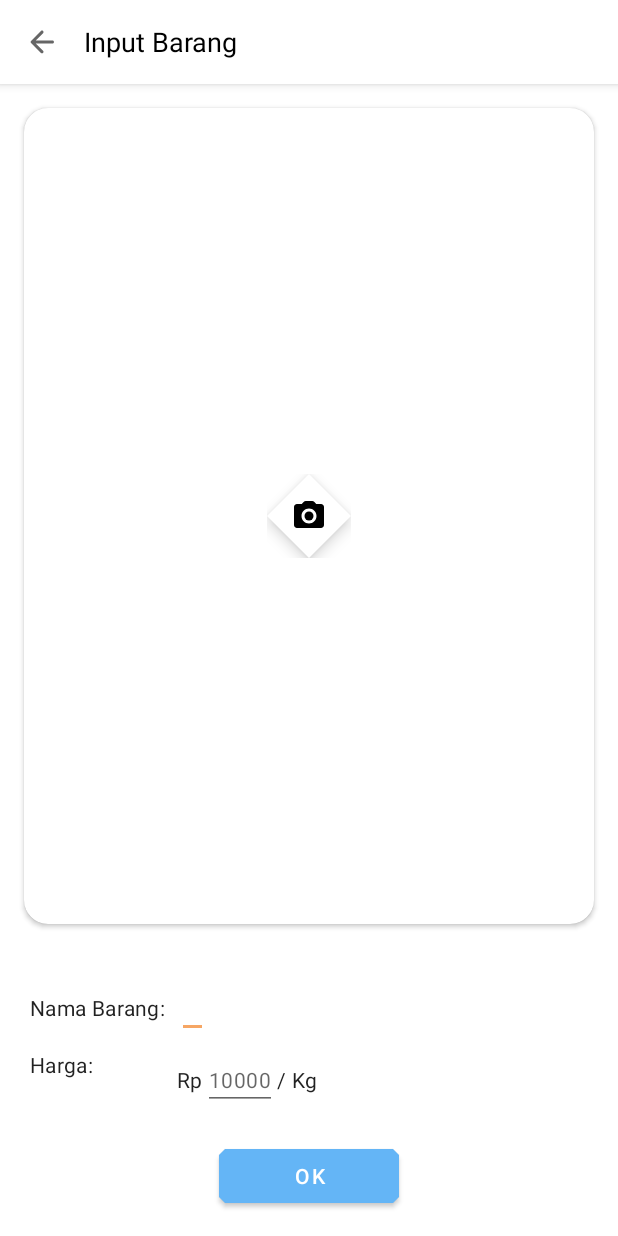
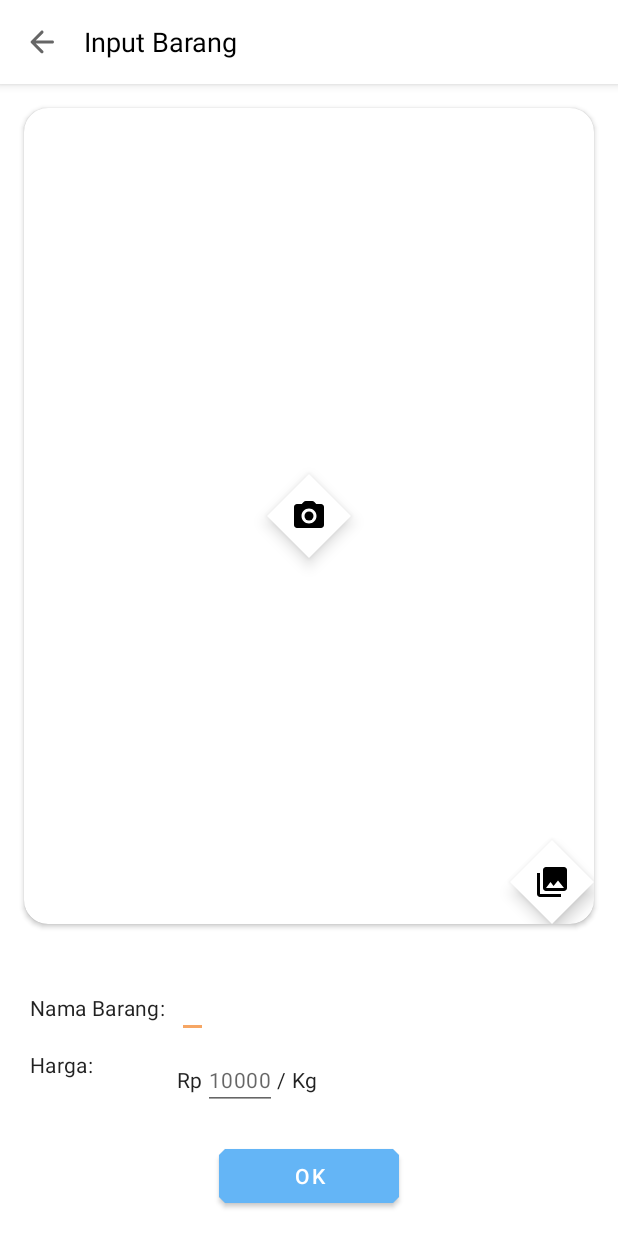
Before and after one commit to abdulmuhg/PasarIkan, an Android app: the MainActivity screen opened directly, with no data from a screen before it, on a phone screen of 412 x 824 dp. Run offline under Robolectric (Android 15) with nearby library versions, the light colour scheme and no system bars.

Commit message:
extract string resource

```diff
--- /dev/null
+++ b/app/src/main/res/drawable/ic_round_photo_library_24.xml
@@ -0,0 +1,5 @@
+<vector android:height="24dp" android:tint="#878787"
+    android:viewportHeight="24" android:viewportWidth="24"
+    android:width="24dp" xmlns:android="http://schemas.android.com/apk/res/android">
+    <path android:fillColor="@android:color/white" android:pathData="M22,16L22,4c0,-1.1 -0.9,-2 -2,-2L8,2c-1.1,0 -2,0.9 -2,2v12c0,1.1 0.9,2 2,2h12c1.1,0 2,-0.9 2,-2zM11.4,12.53l1.63,2.18 2.58,-3.22c0.2,-0.25 0.58,-0.25 0.78,0l2.96,3.7c0.26,0.33 0.03,0.81 -0.39,0.81L9,16c-0.41,0 -0.65,-0.47 -0.4,-0.8l2,-2.67c0.2,-0.26 0.6,-0.26 0.8,0zM2,7v13c0,1.1 0.9,2 2,2h13c0.55,0 1,-0.45 1,-1s-0.45,-1 -1,-1L5,20c-0.55,0 -1,-0.45 -1,-1L4,7c0,-0.55 -0.45,-1 -1,-1s-1,0.45 -1,1z"/>
+</vector>
--- a/app/src/main/res/layout/activity_about.xml
+++ b/app/src/main/res/layout/activity_about.xml
@@ -16,7 +16,7 @@
             android:layout_width="match_parent"
             android:layout_height="match_parent"
             app:contentInsetStartWithNavigation="0dp"
-            app:navigationIcon="@drawable/ic_round_arrow_back_24_white">
+            app:navigationIcon="@drawable/ic_round_arrow_back_24_black">
 
             <LinearLayout
                 android:layout_width="match_parent"
@@ -29,8 +29,7 @@
                     android:layout_width="wrap_content"
                     android:layout_height="wrap_content"
                     android:text="@string/prompt_about"
-                    android:textAppearance="@style/TextAppearance.MaterialComponents.Headline6"
-                    android:textColor="?android:attr/textColorPrimaryInverse" />
+                    android:textAppearance="@style/TextAppearance.MaterialComponents.Headline6" />
 
             </LinearLayout>
 
--- a/app/src/main/res/layout/activity_home.xml
+++ b/app/src/main/res/layout/activity_home.xml
@@ -57,12 +57,11 @@
             android:id="@+id/floatingActionButton"
             android:layout_width="wrap_content"
             android:layout_height="wrap_content"
+            android:layout_margin="16dp"
+            app:backgroundTint="#FFFFFF"
+            app:layout_constraintBottom_toBottomOf="parent"
             app:layout_constraintEnd_toEndOf="parent"
-            app:layout_constraintBottom_toBottomOf="parent"
-            android:layout_margin="16dp"
-            android:clickable="true"
-            app:srcCompat="@drawable/ic_round_add_24"
-            android:focusable="true" />
+            app:srcCompat="@drawable/ic_round_add_24" />
 
         <androidx.recyclerview.widget.RecyclerView
             android:id="@+id/rv_fish_item"
@@ -70,8 +69,10 @@
             android:layout_height="wrap_content"
             app:layout_constraintBottom_toBottomOf="parent"
             app:layout_constraintEnd_toEndOf="parent"
+            app:layout_constraintHorizontal_bias="0.0"
             app:layout_constraintStart_toStartOf="parent"
             app:layout_constraintTop_toTopOf="parent"
+            app:layout_constraintVertical_bias="0.0"
             tools:listitem="@layout/item_fish_list" />
     </androidx.constraintlayout.widget.ConstraintLayout>
 </LinearLayout>
--- a/app/src/main/res/layout/activity_still_image.xml
+++ b/app/src/main/res/layout/activity_still_image.xml
@@ -22,31 +22,13 @@
             <TextView
                 android:layout_width="wrap_content"
                 android:layout_height="wrap_content"
-                android:text="Input Barang"
+                android:text="@string/item_input_title"
                 android:textColor="@android:color/primary_text_light"
                 android:textSize="18sp" />
 
         </com.google.android.material.appbar.MaterialToolbar>
 
     </com.google.android.material.appbar.AppBarLayout>
-
-    <LinearLayout
-        android:id="@+id/header"
-        android:layout_width="match_parent"
-        android:layout_height="wrap_content"
-        android:background="@color/primaryColor"
-        android:gravity="center_horizontal"
-        android:orientation="horizontal"
-        android:visibility="gone">
-
-        <ImageButton
-            android:id="@+id/photo_library_button"
-            android:layout_width="wrap_content"
-            android:layout_height="wrap_content"
-            android:layout_margin="10dp"
-            android:background="@drawable/ic_photo_library" />
-
-    </LinearLayout>
 
     <androidx.cardview.widget.CardView
         android:layout_width="match_parent"
@@ -71,13 +53,25 @@
 
             <com.google.android.material.floatingactionbutton.FloatingActionButton
                 android:id="@+id/photo_camera_button"
-                style="@style/Widget.MaterialComponents.FloatingActionButton"
                 android:layout_width="wrap_content"
                 android:layout_height="wrap_content"
                 android:layout_centerInParent="true"
                 android:layout_gravity="center"
                 android:foregroundGravity="center"
                 android:src="@drawable/ic_round_photo_camera_24"
+                app:backgroundTint="#FFFFFF"
+                app:borderWidth="0dp"
+                app:rippleColor="#FFFFFF" />
+
+            <com.google.android.material.floatingactionbutton.FloatingActionButton
+                android:id="@+id/photo_library_button"
+                android:layout_width="wrap_content"
+                android:layout_height="wrap_content"
+                android:layout_alignParentEnd="true"
+                android:layout_alignParentBottom="true"
+                android:foregroundGravity="center"
+                android:src="@drawable/ic_photo_library"
+                android:layout_margin="16dp"
                 app:backgroundTint="#FFFFFF"
                 app:borderWidth="0dp"
                 app:rippleColor="#FFFFFF" />
@@ -96,7 +90,7 @@
         <TextView
             android:layout_width="wrap_content"
             android:layout_height="wrap_content"
-            android:text="Nama Barang:"
+            android:text="@string/item_name_colon"
             android:textAppearance="@style/TextAppearance.MaterialComponents.Body2" />
 
         <EditText
@@ -105,12 +99,13 @@
             android:layout_height="wrap_content"
             android:inputType="text"
             android:textAppearance="@style/TextAppearance.MaterialComponents.Body2"
-            tools:text="Ikan Tuna" />
+            tools:text="Ikan Tuna"
+            android:autofillHints="Ikan" />
 
         <TextView
             android:layout_width="wrap_content"
             android:layout_height="wrap_content"
-            android:text="Harga:"
+            android:text="@string/price_colon"
             android:textAppearance="@style/TextAppearance.MaterialComponents.Body2" />
 
         <LinearLayout
@@ -123,7 +118,7 @@
             <TextView
                 android:layout_width="wrap_content"
                 android:layout_height="wrap_content"
-                android:text="Rp"
+                android:text="@string/rupiah_rp"
                 android:textAppearance="@style/TextAppearance.MaterialComponents.Body2" />
 
             <EditText
@@ -131,7 +126,7 @@
                 android:layout_width="0dp"
                 android:layout_height="wrap_content"
                 android:layout_weight="1"
-                android:hint="10000"
+                android:hint="@string/hint_10000"
                 android:inputType="number"
                 android:textAppearance="@style/TextAppearance.MaterialComponents.Body2"
                 tools:text="" />
@@ -139,7 +134,7 @@
             <TextView
                 android:layout_width="wrap_content"
                 android:layout_height="wrap_content"
-                android:text="/ Kg"
+                android:text="@string/kg"
                 android:textAppearance="@style/TextAppearance.MaterialComponents.Body2" />
         </LinearLayout>
 
--- a/app/src/main/res/values/strings.xml
+++ b/app/src/main/res/values/strings.xml
@@ -10,6 +10,12 @@
     <string name="item_image">Item Image</string>
     <string name="fail_to_initialize_img_classifier">Failed to initialize an image classifier.</string>
     <string name="uninitialized_img_classifier_or_invalid_context">Uninitialized Classifier or invalid context.</string>
+    <string name="item_name_colon">Nama Barang:</string>
+    <string name="item_input_title">Input Barang</string>
+    <string name="price_colon">Harga:</string>
+    <string name="rupiah_rp">Rp</string>
+    <string name="hint_10000">10000</string>
+    <string name="kg">/ Kg</string>
     <string-array name="image_name_array">
         <item>ikan_tuna</item>
         <item>ikan_salmon</item>
```
